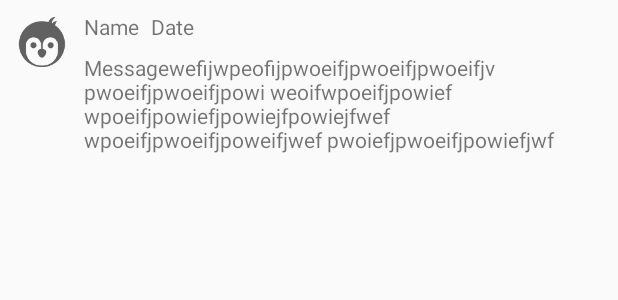
After one commit to labelz/Smack, an Android app: the layout message_list_view.xml on its own in the app's theme, with its tools: preview values and no code run, on a phone screen of 412 x 824 dp. The commit adds this screen. Shown: the top 300 px of the screen. Run offline under Robolectric (Android 15) with nearby library versions, the phone set to English and light mode, and no system bars; network calls fail.

Commit message:
show message

```diff
--- a/app/src/main/java/th/co/bluesharp/smack/Services/MessageService.kt
+++ b/app/src/main/java/th/co/bluesharp/smack/Services/MessageService.kt
@@ -15,6 +15,7 @@ object MessageService {
     val messages = ArrayList<Message>()
 
     fun getChannel(complete: (Boolean) -> Unit) {
+        clearChannel()
         val request = object : JsonArrayRequest(Method.GET, URL_GET_CHANNEL, null, Response.Listener { response ->
             try {
 //                channels = ArrayList<Channel>()
--- /dev/null
+++ b/app/src/main/res/layout/message_list_view.xml
@@ -0,0 +1,40 @@
+<?xml version="1.0" encoding="utf-8"?>
+<android.support.constraint.ConstraintLayout xmlns:android="http://schemas.android.com/apk/res/android"
+                                             xmlns:app="http://schemas.android.com/apk/res-auto"
+                                             xmlns:tools="http://schemas.android.com/tools"
+                                             android:layout_width="match_parent"
+                                             android:layout_height="wrap_content">
+
+    <ImageView
+            android:layout_width="40dp"
+            android:layout_height="40dp" tools:srcCompat="@drawable/dark1"
+            android:id="@+id/messageUserImage" android:layout_marginTop="8dp"
+            app:layout_constraintTop_toTopOf="parent" app:layout_constraintStart_toStartOf="parent"
+            android:layout_marginStart="8dp"/>
+    <TextView
+            android:text="TextView"
+            android:layout_width="wrap_content"
+            android:layout_height="wrap_content"
+            android:id="@+id/messageUserName" app:layout_constraintTop_toTopOf="parent"
+            android:layout_marginTop="8dp" app:layout_constraintStart_toEndOf="@+id/messageUserImage"
+            android:layout_marginStart="8dp" tools:text="Name"/>
+    <TextView
+            android:text="TextView"
+            android:layout_width="wrap_content"
+            android:layout_height="wrap_content"
+            android:id="@+id/messageTime" app:layout_constraintTop_toTopOf="parent"
+            android:layout_marginTop="8dp" app:layout_constraintStart_toEndOf="@+id/messageUserName"
+            android:layout_marginStart="8dp" tools:text="Date"/>
+    <TextView
+            android:text="TextView"
+            android:layout_width="0dp"
+            android:layout_height="wrap_content"
+            android:id="@+id/messageLabel" android:layout_marginTop="8dp"
+            app:layout_constraintTop_toBottomOf="@+id/messageUserName"
+            app:layout_constraintStart_toEndOf="@+id/messageUserImage"
+            android:layout_marginStart="8dp"
+            tools:text="Messagewefijwpeofijpwoeifjpwoeifjpwoeifjv pwoeifjpwoeifjpowi weoifwpoeifjpowief wpoeifjpowiefjpowiejfpowiejfwef wpoeifjpwoeifjpoweifjwef pwoiefjpwoeifjpowiefjwf"
+            app:layout_constraintEnd_toEndOf="parent"
+            android:layout_marginEnd="8dp" app:layout_constraintBottom_toBottomOf="parent"
+            android:layout_marginBottom="8dp"/>
+</android.support.constraint.ConstraintLayout>
```
Also changed, not shown: app/src/main/java/th/co/bluesharp/smack/Adapters/MessageAdapter.kt (added, +45 -0 lines), app/src/main/java/th/co/bluesharp/smack/Controller/MainActivity.kt (+18 -2 lines), app/src/main/java/th/co/bluesharp/smack/Services/UserDataService.kt (+15 -0 lines).
